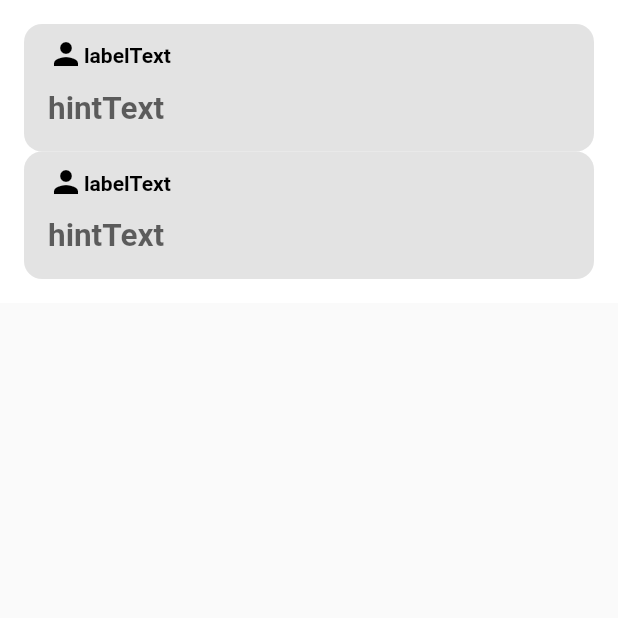
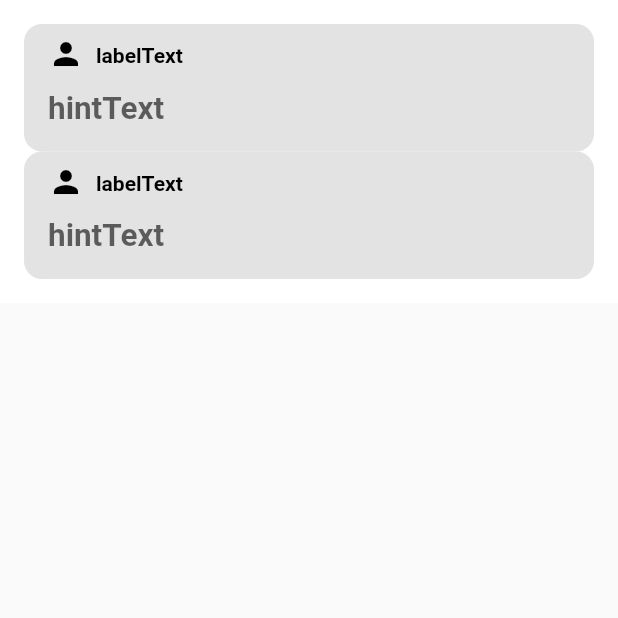
Before and after one commit to qkrwnstlr/kumoh_school_bus, a Flutter app: the screen it shows after launch, on a phone screen of 412 x 824 dp, the top half of it. Run offline on Flutter 3.47's test engine with Material 2 defaults, Android fonts, the phone set to English and light mode, and no system bars; our stand-ins replace flutter_dotenv.

Commit message:
design : add padding between icon and title in titled text form

```diff
--- a/lib/view/common/titled_text_form.dart
+++ b/lib/view/common/titled_text_form.dart
@@ -44,6 +44,7 @@ class TitledTextFormField extends StatelessWidget {
                   size: SizeTheme.iconMiddleSize,
                   color: ColorTheme.itemSubColor,
                 ),
+                const SizedBox(width: SizeTheme.paddingMiddleSize,),
                 Text(
                   labelText ?? "",
                   style: TextStyleTheme.textMainStyleSmall,
```
